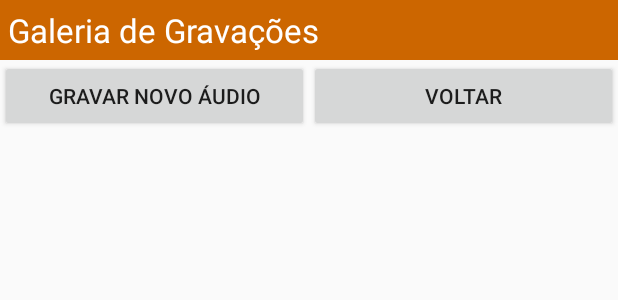
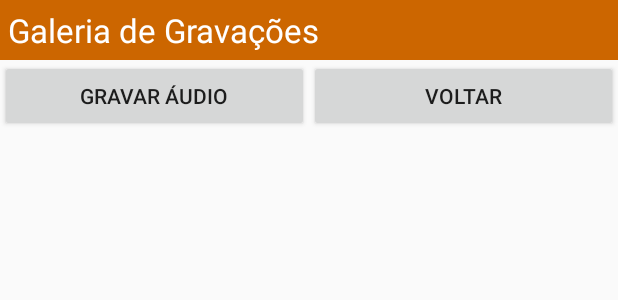
Before and after one commit to axllive/DataSIG_APP, an Android app: the layout audio_activity_gallery.xml on its own in the app's theme, with its tools: preview values and no code run, on a phone screen of 412 x 824 dp. Shown: the top 300 px of the screen. Run offline under Robolectric (Android 15) with nearby library versions, the phone set to English and light mode, and no system bars.

Commit message:
DataSIG V2 23/12

```diff
--- a/app/src/main/java/com/prgguru/example/AudioActivity.java
+++ b/app/src/main/java/com/prgguru/example/AudioActivity.java
@@ -85,8 +85,6 @@ public class AudioActivity extends Activity {
         audioView = this.getCurrentFocus();
         //mantendo a tela ligada ao executar essa activity
         getWindow().addFlags(WindowManager.LayoutParams.FLAG_KEEP_SCREEN_ON);
-        //instanciando para não gerar NULLPOINTEREXCEPTION
-        mPlayer = new MediaPlayer();
     }
 
     @Override
@@ -146,6 +144,7 @@ public class AudioActivity extends Activity {
 
     //inicia reprodução
     public void startPlaying(View v) {
+        mPlayer = new MediaPlayer();
         //iniciando o cronômetro
         if (chronometerTimeSpentPlaying == 0) {
             setContentView(R.layout.audio_activity_playing);
@@ -541,6 +540,7 @@ public class AudioActivity extends Activity {
                 audios.add(new audioObjects(listOfFiles[i].getName(), "" + time, "12/12"));
             }
         }
+        mPlayer = null;
         //encapsulando o arraylist com os nomes dos arquivos ao ArrayAdapter
         ArrayAdapter<audioObjects> adapter = new myAudiosAdapter();
         ListView list = (ListView) findViewById(R.id.GallerylistView);
--- a/app/src/main/res/layout/audio_activity_gallery.xml
+++ b/app/src/main/res/layout/audio_activity_gallery.xml
@@ -42,7 +42,7 @@
             android:layout_height="wrap_content"
             android:layout_gravity="left"
             android:layout_weight="1"
-            android:text="Gravar novo áudio" />
+            android:text="Gravar áudio" />
 
         <Button
             android:id="@+id/button2"
```
Also changed, not shown: 2 other files.
